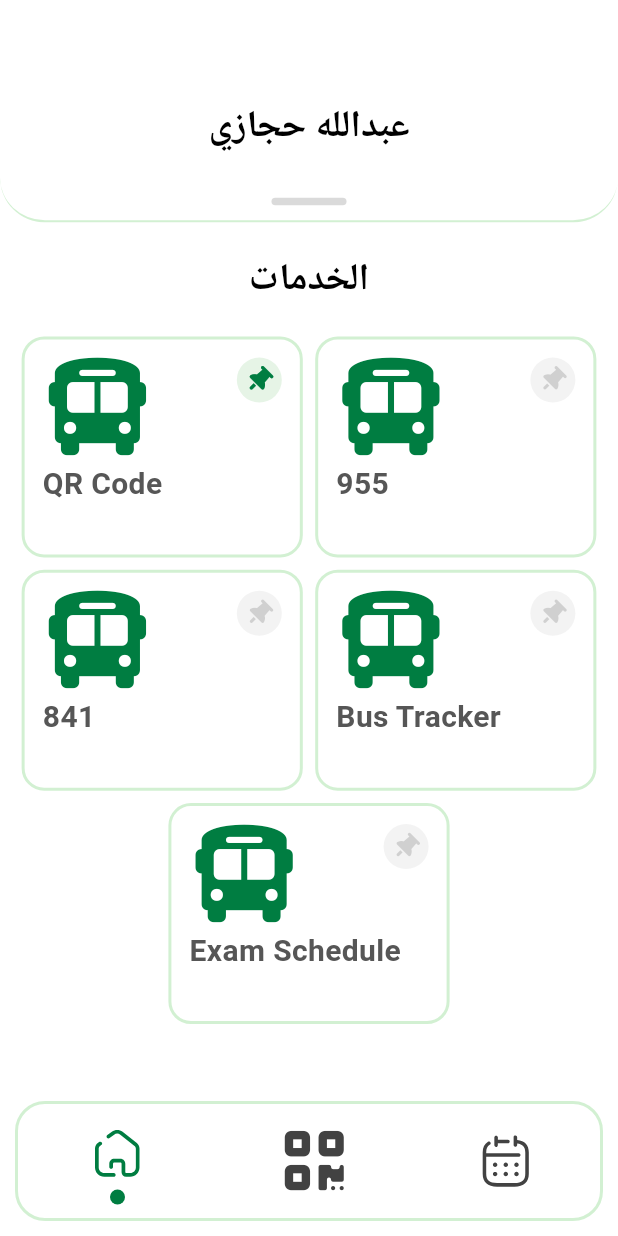
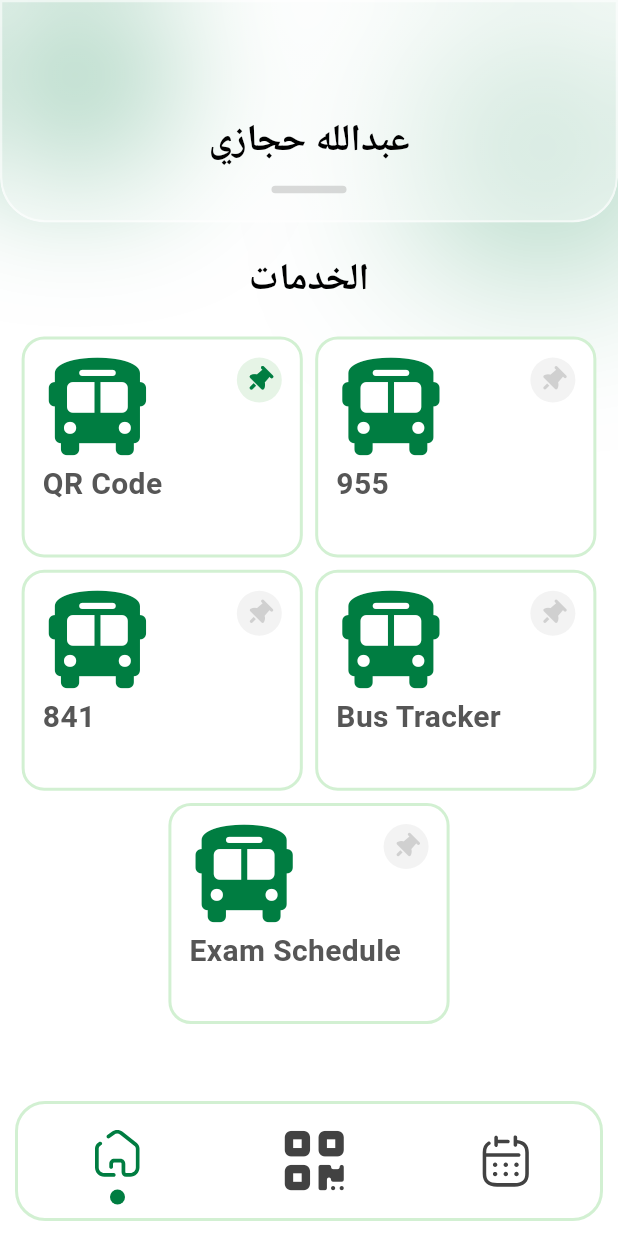
Before and after one commit to i-3mr/mefa8, a Flutter app: the screen it shows after launch, on a phone screen of 412 x 824 dp. Run offline on Flutter 3.47's test engine with Material 3 defaults, Android fonts, the phone set to English and light mode, and no system bars; drawn by our look-alikes of flutter_animate, glass_kit; our stand-ins replace font_awesome_flutter, google_fonts, hooks_riverpod, percent_indicator; missing offline and left inert: nfc_manager, screen_brightness, svg_flutter; Roboto replaces fonts that are missing (Cairo).

Commit message:
header fix#3

```diff
--- a/lib/screens/main.dart
+++ b/lib/screens/main.dart
@@ -42,6 +42,48 @@ class Main extends StatelessWidget {
                 children: [
                   SizedBox(
                     height: 0.18 * height,
+                    child: Stack(
+                      children: [
+                        Positioned(
+                          top: 0,
+                          left: 0,
+                          child: Container(
+                            width: 100,
+                            height: 100,
+                            decoration: BoxDecoration(
+                              // color: Colors.red,
+                              borderRadius: BorderRadius.circular(50),
+                              boxShadow: const [
+                                BoxShadow(
+                                  color: Color(Const.primaryGreen),
+                                  spreadRadius: 1,
+                                  blurRadius: 90, // changes position of shadow
+                                ),
+                              ],
+                            ),
+                          ),
+                        ),
+                        Positioned(
+                          bottom: 0,
+                          right: 0,
+                          child: Container(
+                            width: 100,
+                            height: 100,
+                            decoration: BoxDecoration(
+                              // color: Colors.red,
+                              borderRadius: BorderRadius.circular(50),
+                              boxShadow: const [
+                                BoxShadow(
+                                  color: Color(Const.primaryGreen),
+                                  spreadRadius: 1,
+                                  blurRadius: 120, // changes position of shadow
+                                ),
+                              ],
+                            ),
+                          ),
+                        )
+                      ],
+                    ),
                   ),
                   const Expanded(
                     child: Services(),
--- a/lib/widgets/home/profile-header.dart
+++ b/lib/widgets/home/profile-header.dart
@@ -1,9 +1,6 @@
 import 'package:flutter/material.dart';
 import 'package:flutter_animate/flutter_animate.dart';
-import 'package:mefa8/const.dart';
-import 'package:mefa8/screens/profile.dart';
-import 'package:mefa8/screens/profile.dart';
-import 'package:mefa8/screens/student_id.dart';
+import 'package:glass_kit/glass_kit.dart';
 import 'package:mefa8/widgets/studentId/student-id.dart';
 
 class ProfileHeader extends StatefulWidget {
@@ -43,7 +40,6 @@ class _ProfileHeaderState extends State<ProfileHeader> {
           });
         },
         onPanEnd: (details) {
-          print("lastDy: $lastDy");
           if (lastDy < 0) {
             setState(() {
               _currentSliderValue = 0;
@@ -58,18 +54,42 @@ class _ProfileHeaderState extends State<ProfileHeader> {
             });
           }
         },
-        child: AnimatedContainer(
-        duration: Duration(milliseconds: (animation ? 750 : 0)),
+        child: TweenAnimationBuilder(
+          duration: Duration(milliseconds: animation ? 750 : 0),
           curve: animation ? Curves.fastOutSlowIn : Curves.easeIn,
-        height: 0.18 * height + _currentSliderValue,
+          tween: Tween<double>(begin: 0.0, end: _currentSliderValue),
+          builder: (context, value, child) {
+            return GlassContainer(
+              height: 0.18 * height + value,
               width: width,
-        decoration: const BoxDecoration(
-          borderRadius: BorderRadius.all(Radius.circular(30)),
-
-          color: Colors.white,
-          border: Border(
-            bottom: BorderSide(color: Color(Const.shadowGreen), width: 1.5),
+              gradient: LinearGradient(
+                colors: [
+                  Colors.white.withOpacity(0.40),
+                  Colors.white.withOpacity(0.40)
+                ],
+                begin: Alignment.topLeft,
+                end: Alignment.bottomRight,
               ),
+              borderGradient: LinearGradient(
+                colors: [
+                  Colors.white.withOpacity(0.60),
+                  Colors.white.withOpacity(0.60),
+                ],
+                begin: Alignment.topLeft,
+                end: Alignment.bottomRight,
+                // stops: [0.0, 0.39, 0.40, 1.0],
+              ),
+              blur: 15.0,
+              borderWidth: 1.5,
+              elevation: 3.0,
+              // isFrostedGlass: true,
+              // shadowColor: Color.fromARGB(255, 184, 255, 205),
+              alignment: Alignment.center,
+              margin: const EdgeInsets.only(bottom: 10),
+              padding: const EdgeInsets.all(8.0),
+              borderRadius: const BorderRadius.only(
+                bottomLeft: Radius.circular(30),
+                bottomRight: Radius.circular(30),
               ),
               child: Column(
                 // mainAxisAlignment: MainAxisAlignment.center,
@@ -91,7 +111,8 @@ class _ProfileHeaderState extends State<ProfileHeader> {
                       const Spacer(flex: 4),
                     ],
                   ),
-            showProfile
+
+                  0.18 * height + value > 0.5 * height
                       ? StudentId(
                     name: widget.name,
                     imageUrl: widget.imageUrl,
@@ -102,7 +123,7 @@ class _ProfileHeaderState extends State<ProfileHeader> {
                   ).animate().scaleXY(
                             begin: 0.75,
                             end: 1,
-                      duration: Duration(milliseconds: 500),
+                            duration: const Duration(milliseconds: 500),
                             curve: Curves.fastEaseInToSlowEaseOut,
                           )
                       : Container(),
@@ -125,6 +146,8 @@ class _ProfileHeaderState extends State<ProfileHeader> {
                   ),
                 ],
               ),
+            );
+          },
         ),
       ),
     );
--- a/lib/widgets/studentId/student-id.dart
+++ b/lib/widgets/studentId/student-id.dart
@@ -28,7 +28,6 @@ class StudentId extends StatelessWidget {
     final double width = MediaQuery.of(context).size.width;
 
     return Container(
-      // padding: EdgeInsets.only(top: 0.2 * height),
       decoration: BoxDecoration(
         borderRadius: BorderRadius.circular(20),
       ),
--- a/pubspec.yaml
+++ b/pubspec.yaml
@@ -43,6 +43,7 @@ dependencies:
   flutter_animate: ^4.3.0
   intl: ^0.18.1
   percent_indicator: ^4.2.3
+  glass_kit: ^3.0.0
 
 dev_dependencies:
   flutter_test:
```
Also changed, not shown: pubspec.lock, 1 other file. Lines whose indentation alone changed are shown as unchanged.
